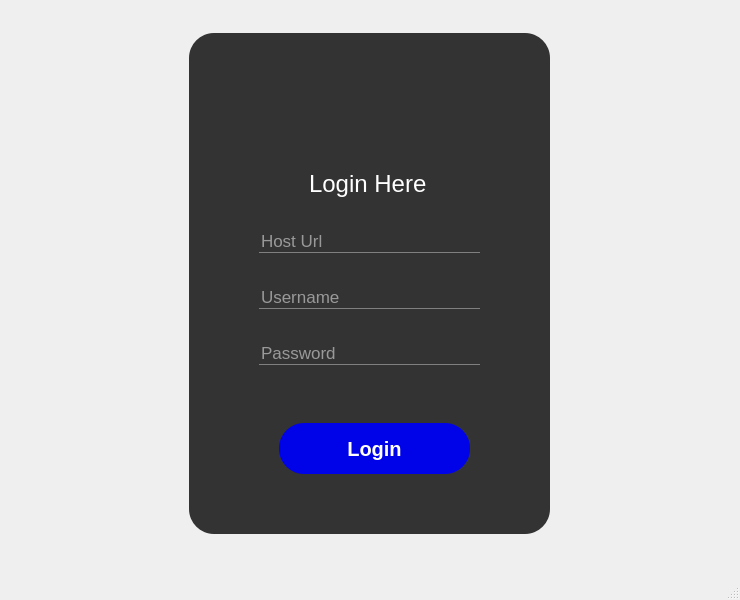
Qt form data/login.ui (Aderemi-Adesada/GENESIS) before a commit.
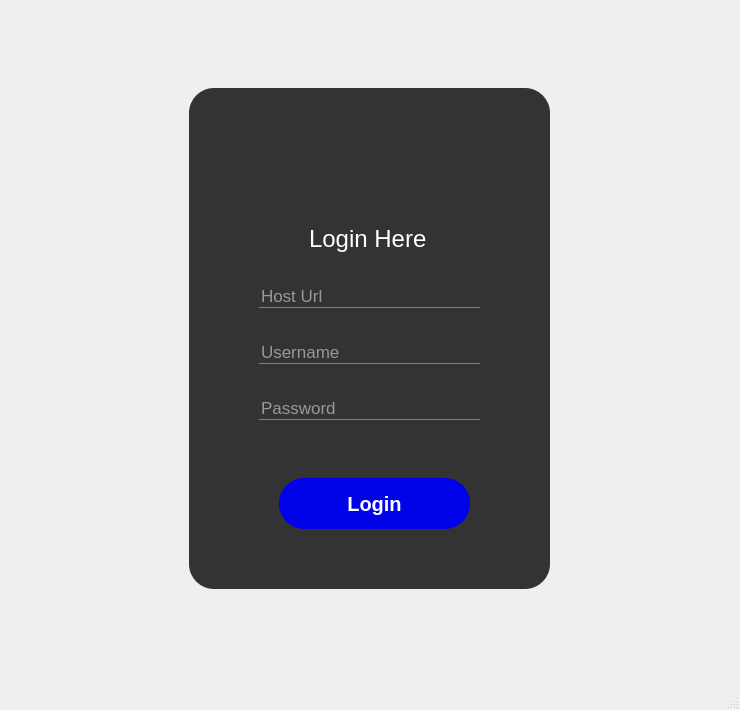
The same form after that commit. Icons and pictures are not drawn.

Diff of the .ui file:
```diff
--- a/data/login.ui
+++ b/data/login.ui
@@ -7,19 +7,19 @@
     <x>0</x>
     <y>0</y>
     <width>740</width>
-    <height>600</height>
+    <height>710</height>
    </rect>
   </property>
   <property name="minimumSize">
    <size>
     <width>740</width>
-    <height>600</height>
+    <height>710</height>
    </size>
   </property>
   <property name="maximumSize">
    <size>
     <width>740</width>
-    <height>600</height>
+    <height>710</height>
    </size>
   </property>
   <property name="windowTitle">
```
Left out of the diff: 4 changed lines with no effect on the pictures.
